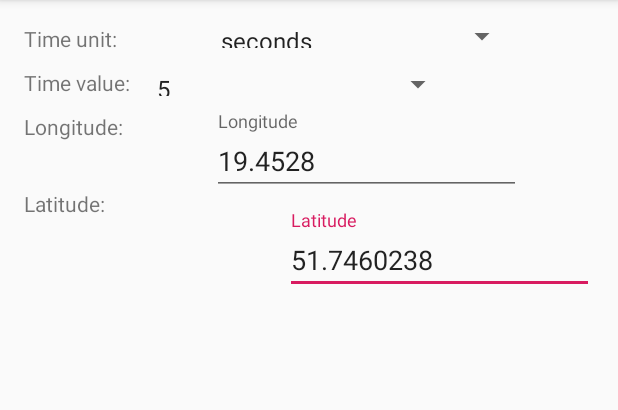
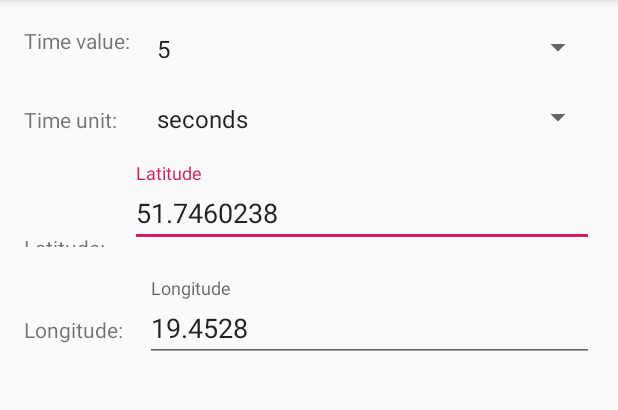
Before and after one commit to TomaszKot11/PAM, an Android app: the SettingsFragment screen opened directly, with no data from a screen before it, on a phone screen of 412 x 824 dp, the part 84-494 px from its top. Run offline under Robolectric (Android 15) with nearby library versions, the phone set to English and light mode, and no system bars.

Commit message:
Improvded UX in user settings view

```diff
--- a/AstroWeatherOne/app/src/main/res/layout/fragment_settings.xml
+++ b/AstroWeatherOne/app/src/main/res/layout/fragment_settings.xml
@@ -1,95 +1,77 @@
 <?xml version="1.0" encoding="utf-8"?>
-<android.support.constraint.ConstraintLayout
+<TableLayout
         xmlns:android="http://schemas.android.com/apk/res/android"
-        xmlns:tools="http://schemas.android.com/tools"
-        xmlns:app="http://schemas.android.com/apk/res-auto"
         android:layout_width="match_parent"
         android:layout_height="match_parent"
-        tools:context=".SettingsActivity" >
+        android:shrinkColumns="0, 1"
+        android:stretchColumns="1">
+
+    <TableRow
+            android:layout_width="match_parent"
+            android:layout_height="0dp"
+            android:paddingTop="5dp"
+            android:paddingBottom="5dp">
 
         <TextView
                 android:text="@string/refreshing_numerical_value"
                 android:layout_width="wrap_content"
                 android:layout_height="wrap_content"
                 android:id="@+id/textView2"
-            app:layout_constraintStart_toStartOf="parent"
                 android:layout_marginStart="16dp"
-            android:layout_marginTop="10dp"
-            app:layout_constraintTop_toBottomOf="@+id/time_units_label"/>
+                android:layout_marginTop="10dp"/>
 
         <Spinner
                 android:layout_width="206dp"
-            android:layout_height="16dp"
+                android:layout_height="20dp"
                 android:id="@+id/time_value_spinner"
                 android:layout_marginTop="16dp"
-            app:layout_constraintTop_toBottomOf="@+id/time_unit_spinner"
-            app:layout_constraintStart_toEndOf="@+id/textView2"
                 android:layout_marginStart="10dp"
-            app:layout_constraintEnd_toEndOf="parent"
-            android:layout_marginEnd="16dp"
-            app:layout_constraintHorizontal_bias="0.0"/>
-    <Spinner
-            android:layout_width="206dp"
-            android:layout_height="16dp"
-            android:id="@+id/time_unit_spinner"
-            android:layout_marginTop="16dp"
-            app:layout_constraintTop_toTopOf="parent"
-            app:layout_constraintStart_toEndOf="@+id/time_units_label"
-            android:layout_marginStart="10dp"
-            app:layout_constraintEnd_toEndOf="parent"
                 android:layout_marginEnd="16dp"/>
+    </TableRow>
 
-    <android.support.constraint.Guideline android:layout_width="wrap_content"
-                                          android:layout_height="wrap_content"
-                                          android:id="@+id/guideline"
-                                          app:layout_constraintGuide_begin="16dp"
-                                          android:orientation="vertical"/>
+    <TableRow
+            android:layout_width="match_parent"
+            android:layout_height="0dp"
+            android:paddingTop="5dp"
+            android:paddingBottom="5dp">
 
-    <android.support.constraint.Guideline android:layout_width="wrap_content"
-                                          android:layout_height="wrap_content"
-                                          android:id="@+id/guideline2"
-                                          app:layout_constraintGuide_begin="156dp"
-                                          android:orientation="horizontal"/>
         <TextView
                 android:text="@string/refreshing_unit_label"
                 android:layout_width="wrap_content"
                 android:layout_height="wrap_content"
                 android:id="@+id/time_units_label"
-            app:layout_constraintStart_toStartOf="parent"
                 android:layout_marginStart="16dp"
+                android:layout_marginTop="16dp"/>
+
+        <Spinner
+                android:layout_width="206dp"
+                android:layout_height="20dp"
+                android:id="@+id/time_unit_spinner"
                 android:layout_marginTop="16dp"
-            app:layout_constraintTop_toTopOf="parent"/>
+                android:layout_marginStart="10dp"
+                android:layout_marginEnd="16dp"/>
+
+    </TableRow>
+
+    <TableRow
+            android:layout_width="match_parent"
+            android:layout_height="0dp"
+            android:paddingTop="5dp"
+            android:paddingBottom="5dp">
 
         <TextView
                 android:text="@string/latitude"
                 android:layout_width="wrap_content"
                 android:layout_height="wrap_content"
                 android:id="@+id/textViewLatitude"
-            app:layout_constraintStart_toStartOf="parent"
-            app:layout_constraintTop_toBottomOf="@+id/textViewLongitude"
                 android:layout_marginTop="32dp"
                 android:layout_marginStart="16dp"
-            app:layout_constraintEnd_toStartOf="@+id/textInputLayout2"
-            android:layout_marginEnd="16dp"
-            app:layout_constraintHorizontal_bias="0.0"/>
-
-
-    <TextView
-            android:text="@string/longitude"
-            android:layout_width="wrap_content"
-            android:layout_height="wrap_content"
-            android:id="@+id/textViewLongitude"
-            app:layout_constraintStart_toStartOf="parent"
-            android:layout_marginTop="10dp"
-            android:layout_marginStart="16dp"
-            app:layout_constraintTop_toBottomOf="@+id/textView2"/>
+                android:layout_marginEnd="16dp"/>
 
         <android.support.design.widget.TextInputLayout
                 android:layout_width="206dp"
                 android:layout_height="wrap_content"
                 android:layout_marginTop="10dp"
-            app:layout_constraintTop_toBottomOf="@+id/textInputLayout"
-            app:layout_constraintEnd_toEndOf="parent"
                 android:layout_marginEnd="16dp"
                 android:id="@+id/textInputLayout2">
 
@@ -102,15 +84,28 @@
 
         </android.support.design.widget.TextInputLayout>
 
+    </TableRow>
+
+
+    <TableRow
+            android:layout_width="match_parent"
+            android:layout_height="0dp"
+            android:paddingTop="5dp"
+            android:paddingBottom="5dp">
+
+        <TextView
+                android:text="@string/longitude"
+                android:layout_width="wrap_content"
+                android:layout_height="wrap_content"
+                android:id="@+id/textViewLongitude"
+                android:layout_marginTop="10dp"
+                android:layout_marginStart="16dp"/>
 
         <android.support.design.widget.TextInputLayout
                 android:layout_width="206dp"
                 android:layout_height="wrap_content"
-            app:layout_constraintEnd_toEndOf="parent"
                 android:layout_marginEnd="16dp"
                 android:layout_marginTop="10dp"
-            app:layout_constraintTop_toBottomOf="@+id/time_value_spinner"
-            app:layout_constraintStart_toEndOf="@+id/textViewLongitude"
                 android:layout_marginStart="10dp"
                 android:id="@+id/textInputLayout">
 
@@ -122,6 +117,5 @@
                     android:inputType="numberDecimal" />
 
         </android.support.design.widget.TextInputLayout>
-
-
-</android.support.constraint.ConstraintLayout>
+    </TableRow>
+</TableLayout>
```
Lines whose indentation alone changed are shown as unchanged.
